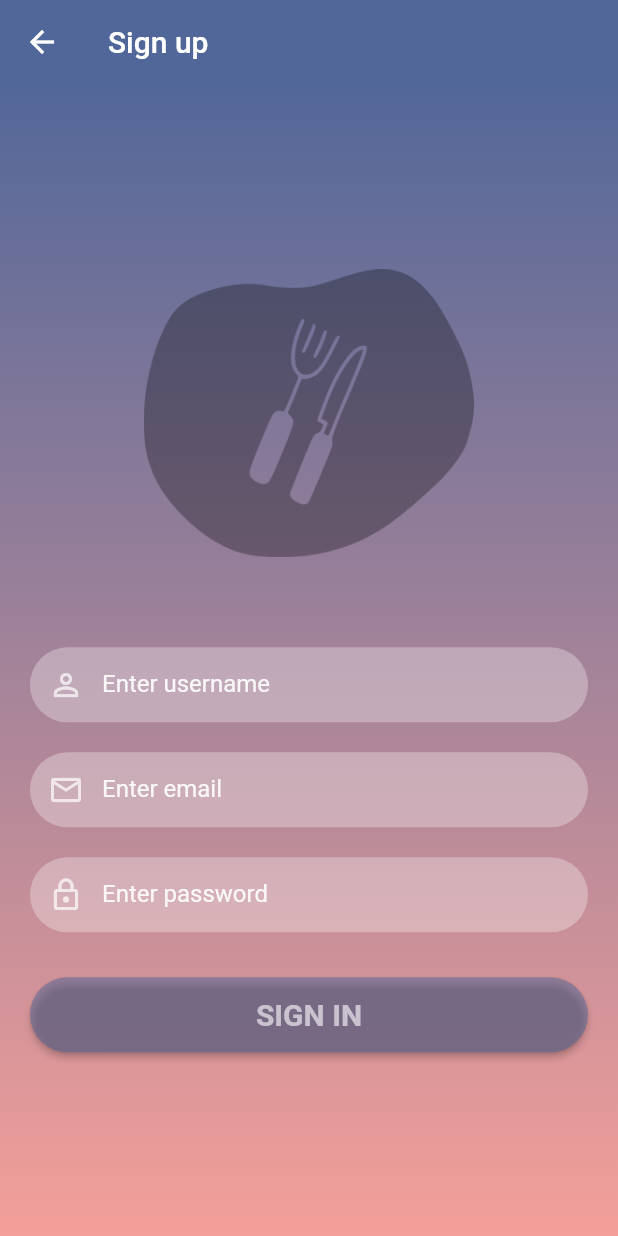
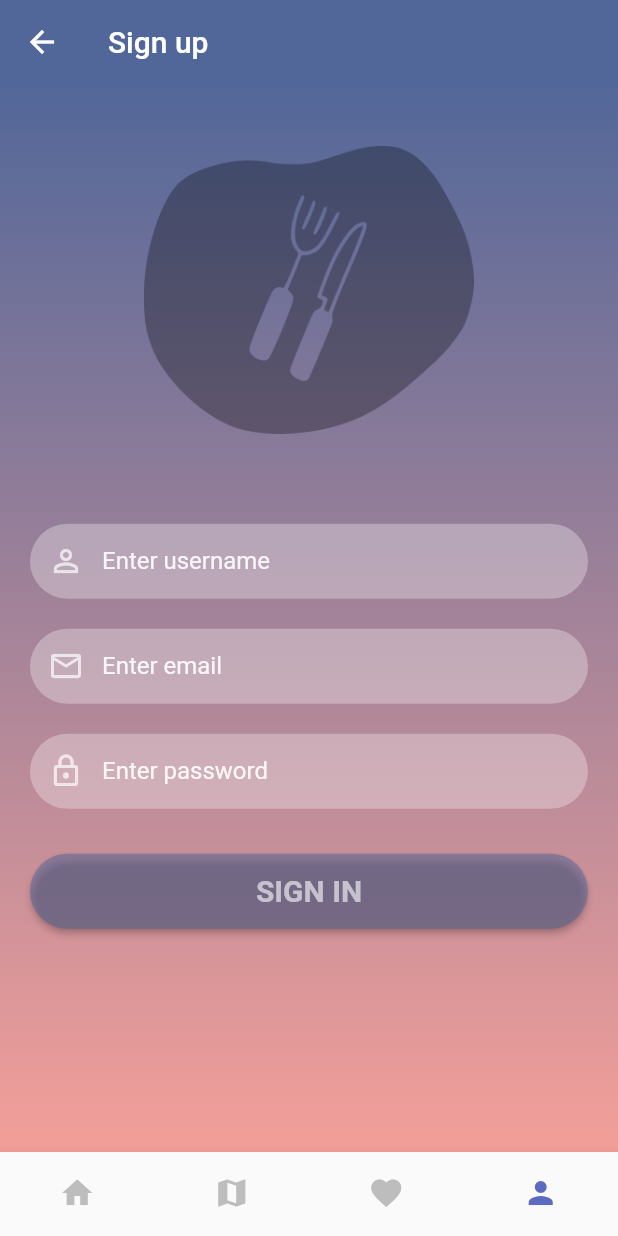
Before and after one commit to carlaastrain/chef_table_directory, a Flutter app: the screen it shows after launch, item 4 of the bottom bar chosen, after a tap on "Sign up", on a phone screen of 412 x 824 dp. Run offline on Flutter 3.47's test engine with Material 2 defaults, Android fonts, the phone set to English and light mode, and no system bars; our stand-ins replace cloud_firestore, dio, firebase_auth, firebase_core, gap, get and 3 more; missing offline and left inert: flutter_polyline_points; accounts and stored records are empty; Roboto replaces fonts that are missing (Raleway).

Commit message:
adding a shell route to persist bottombar

```diff
--- a/lib/router.dart
+++ b/lib/router.dart
@@ -1,21 +1,50 @@
+import 'package:flutter/material.dart';
 import 'package:go_router/go_router.dart';
 import 'package:my_app/screens/favorites_screen.dart';
+import 'package:my_app/screens/home_screen.dart';
 import 'package:my_app/screens/login_screen.dart';
+import 'package:my_app/screens/map_screen.dart';
 
 import 'screens/tabs_screen.dart';
 import 'screens/restaurant_details_screen.dart';
 
-final router = GoRouter(routes: [
+final GlobalKey<NavigatorState> _rootNavigatorKey =
+    GlobalKey<NavigatorState>(debugLabel: 'root');
+
+final GlobalKey<NavigatorState> _shellNavigatorKey =
+    GlobalKey<NavigatorState>(debugLabel: 'shell');
+
+final GoRouter router = GoRouter(
+    navigatorKey: _rootNavigatorKey,
+    initialLocation: '/home',
+    routes: [
+      ShellRoute(
+        navigatorKey: _shellNavigatorKey,
+        builder: (BuildContext context, GoRouterState state, Widget child) =>
+            Tabs(state: state, child: child),
+        routes: [
           GoRoute(
-    path: '/',
-    builder: (context, state) => const Tabs(),
-  ),
-  GoRoute(path: '/login', builder: (context, state) => const LoginScreen()),
-  GoRoute(path: '/favorites', builder: (context, state) => FavoritesScreen()),
+              path: '/home',
+              builder: (BuildContext context, GoRouterState state) => MyHome()),
+          GoRoute(
+              path: '/map',
+              builder: (BuildContext context, GoRouterState state) =>
+                  MapScreen()),
+          GoRoute(
+              path: '/favorites',
+              builder: (BuildContext context, GoRouterState state) =>
+                  FavoritesScreen()),
+          GoRoute(
+              path: '/login',
+              builder: (BuildContext context, GoRouterState state) =>
+                  const LoginScreen()),
           GoRoute(
             path: '/restaurants/:id',
-    builder: (context, state) => RestaurantDetailsScreen(
+            builder: (BuildContext context, GoRouterState state) =>
+                RestaurantDetailsScreen(
               restaurantId: state.params['id']!,
             ),
           ),
+        ],
+      ),
     ]);
--- a/lib/screens/signing_up_screen.dart
+++ b/lib/screens/signing_up_screen.dart
@@ -47,7 +47,7 @@ class _SigningUpScreenState extends State<SigningUpScreen> {
         child: SingleChildScrollView(
           child: Padding(
             padding: EdgeInsets.fromLTRB(
-                20, MediaQuery.of(context).size.height * 0.15, 20, 0),
+                20, MediaQuery.of(context).size.height * 0.05, 20, 0),
             child: Column(children: [
               Image(
                 image:
@@ -96,7 +96,7 @@ class _SigningUpScreenState extends State<SigningUpScreen> {
                       _passwordController.text,
                       _usernameController.text,
                     ),
-                    context.go('/login'),
+                    GoRouter.of(context).go('/home')
                   },
                 ),
               ),
--- a/lib/screens/tabs_screen.dart
+++ b/lib/screens/tabs_screen.dart
@@ -1,52 +1,26 @@
 import 'package:flutter/material.dart';
-import 'package:my_app/screens/favorites_screen.dart';
-import 'package:my_app/screens/login_screen.dart';
+import 'package:go_router/go_router.dart';
 
-// import 'package:my_app/screens/favorites.dart';
-
-import "home_screen.dart";
-import 'map_screen.dart';
-
-class Tabs extends StatefulWidget {
-  const Tabs({super.key});
-
-  @override
-  State<Tabs> createState() => _TabsState();
-}
-
-class _TabsState extends State<Tabs> {
-  static final List<Widget> _widgetOptions = <Widget>[
-    MyHome(),
-    MapScreen(),
-    FavoritesScreen(),
-    const LoginScreen(),
-  ];
-  int _selectedIndex = 0;
-
-  void _onItemTapped(int index) {
-    setState(() {
-      _selectedIndex = index;
-    });
-  }
-
+class Tabs extends StatelessWidget {
+  final GoRouterState state;
+  final Widget child;
+  const Tabs({
+    super.key,
+    required this.state,
+    required this.child,
+  });
   @override
   Widget build(BuildContext context) {
     return Scaffold(
-      // appBar: AppBar(
-      //   title: const Text('whateveroo'),
-      //   backgroundColor: Colors.indigo[400],
-      // ),
-      body: _widgetOptions[_selectedIndex],
+      body: child,
       bottomNavigationBar: BottomNavigationBar(
-        onTap: _onItemTapped,
-        currentIndex: _selectedIndex,
         elevation: 10.0,
         showSelectedLabels: false,
         showUnselectedLabels: false,
         selectedItemColor: Colors.indigo[400],
         unselectedItemColor: Colors.grey[400],
         type: BottomNavigationBarType.fixed,
-        items: const [
+        items: const <BottomNavigationBarItem>[
           BottomNavigationBarItem(
             icon: Icon(Icons.home),
             label: 'Home',
@@ -64,7 +38,43 @@ class _TabsState extends State<Tabs> {
             label: 'Profile',
           ),
         ],
+        currentIndex: _calculateSelectedIndex(context),
+        onTap: (int idx) => _onItemTapped(idx, context),
       ),
     );
   }
 }
+
+int _calculateSelectedIndex(BuildContext context) {
+  final String location = GoRouterState.of(context).location;
+  if (location.startsWith('/home')) {
+    return 0;
+  }
+  if (location.startsWith('/map')) {
+    return 1;
+  }
+  if (location.startsWith('/favorites')) {
+    return 2;
+  }
+  if (location.startsWith('/login')) {
+    return 3;
+  }
+  return 0;
+}
+
+void _onItemTapped(int index, BuildContext context) {
+  switch (index) {
+    case 0:
+      GoRouter.of(context).go('/home');
+      break;
+    case 1:
+      GoRouter.of(context).go('/map');
+      break;
+    case 2:
+      GoRouter.of(context).go('/favorites');
+      break;
+    case 3:
+      GoRouter.of(context).go('/login');
+      break;
+  }
+}
```
Lines whose indentation alone changed are shown as unchanged.
